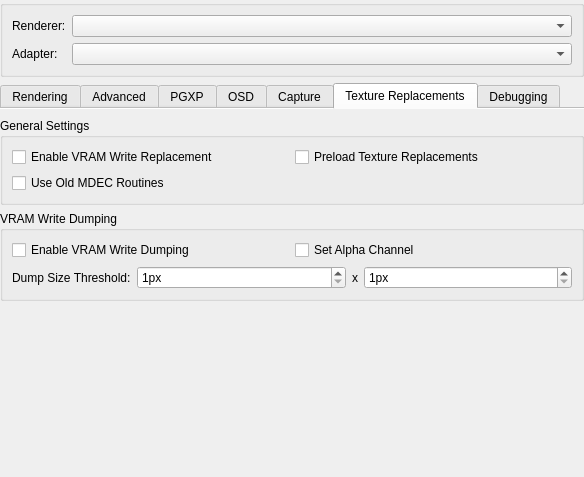
Old version of the form src/duckstation-qt/graphicssettingswidget.ui in the repository kofxi3584karlayang/duckstation.
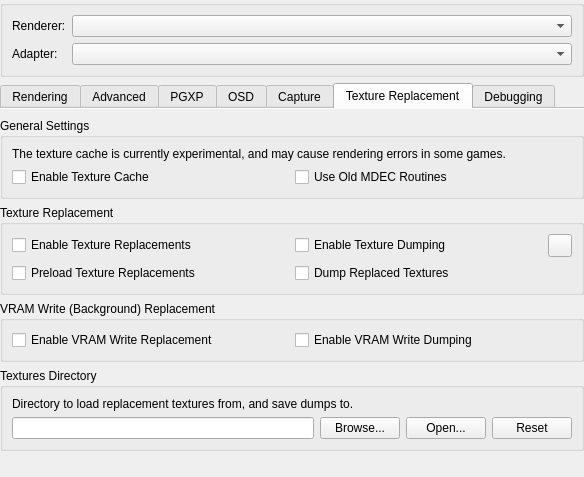
New version of the form. The open tabs and pages were chosen to show the change. Icons and pictures are not drawn.

Commit message: GPU: Add hardware texture cache

Diff of the .ui file:
```diff
--- a/src/duckstation-qt/graphicssettingswidget.ui
+++ b/src/duckstation-qt/graphicssettingswidget.ui
@@ -1054,7 +1054,7 @@
      </widget>
      <widget class="QWidget" name="tabTextureReplacements">
       <attribute name="title">
-       <string>Texture Replacements</string>
+       <string>Texture Replacement</string>
       </attribute>
       <layout class="QVBoxLayout" name="verticalLayout_2">
        <property name="leftMargin">
@@ -1067,31 +1067,85 @@
         <number>0</number>
        </property>
        <item>
-        <widget class="QGroupBox" name="groupBox_5">
+        <widget class="QGroupBox" name="groupBox_12">
          <property name="title">
           <string>General Settings</string>
          </property>
+         <layout class="QGridLayout" name="gridLayout_9">
+          <item row="1" column="0">
+           <widget class="QCheckBox" name="enableTextureCache">
+            <property name="text">
+             <string>Enable Texture Cache</string>
+            </property>
+           </widget>
+          </item>
+          <item row="0" column="0" colspan="2">
+           <widget class="QLabel" name="label_4">
+            <property name="text">
+             <string>The texture cache is currently experimental, and may cause rendering errors in some games.</string>
+            </property>
+            <property name="wordWrap">
+             <bool>true</bool>
+            </property>
+           </widget>
+          </item>
+          <item row="1" column="1">
+           <widget class="QCheckBox" name="useOldMDECRoutines">
+            <property name="text">
+             <string>Use Old MDEC Routines</string>
+            </property>
+           </widget>
+          </item>
+         </layout>
+        </widget>
+       </item>
+       <item>
+        <widget class="QGroupBox" name="groupBox_5">
+         <property name="title">
+          <string>Texture Replacement</string>
+         </property>
          <layout class="QFormLayout" name="formLayout_8">
           <item row="0" column="0" colspan="2">
-           <layout class="QGridLayout" name="gridLayout_6">
+           <layout class="QGridLayout" name="gridLayout_6" columnstretch="1,1">
             <item row="0" column="0">
-             <widget class="QCheckBox" name="vramWriteReplacement">
+             <widget class="QCheckBox" name="enableTextureReplacements">
               <property name="text">
-               <string>Enable VRAM Write Replacement</string>
+               <string>Enable Texture Replacements</string>
               </property>
              </widget>
             </item>
-            <item row="0" column="1">
+            <item row="1" column="0">
              <widget class="QCheckBox" name="preloadTextureReplacements">
               <property name="text">
                <string>Preload Texture Replacements</string>
               </property>
              </widget>
             </item>
-            <item row="1" column="0">
-             <widget class="QCheckBox" name="useOldMDECRoutines">
+            <item row="2" column="1">
+             <layout class="QHBoxLayout" name="horizontalLayout_4"/>
+            </item>
+            <item row="0" column="1">
+             <layout class="QHBoxLayout" name="horizontalLayout_6">
+              <item>
+               <widget class="QCheckBox" name="enableTextureDumping">
+                <property name="text">
+                 <string>Enable Texture Dumping</string>
+                </property>
+               </widget>
+              </item>
+              <item>
+               <widget class="QToolButton" name="textureReplacementOptions">
+                <property name="icon">
+                 <iconset theme="settings-3-line"/>
+                </property>
+               </widget>
+              </item>
+             </layout>
+            </item>
+            <item row="1" column="1">
+             <widget class="QCheckBox" name="dumpReplacedTextures">
               <property name="text">
-               <string>Use Old MDEC Routines</string>
+               <string>Dump Replaced Textures</string>
               </property>
              </widget>
             </item>
@@ -1103,70 +1157,66 @@
        <item>
         <widget class="QGroupBox" name="groupBox_4">
          <property name="title">
-          <string>VRAM Write Dumping</string>
+          <string>VRAM Write (Background) Replacement</string>
          </property>
          <layout class="QFormLayout" name="formLayout_9">
           <item row="0" column="0" colspan="2">
            <layout class="QGridLayout" name="gridLayout_7">
             <item row="0" column="0">
+             <widget class="QCheckBox" name="vramWriteReplacement">
+              <property name="text">
+               <string>Enable VRAM Write Replacement</string>
+              </property>
+             </widget>
+            </item>
+            <item row="0" column="1">
              <widget class="QCheckBox" name="vramWriteDumping">
               <property name="text">
                <string>Enable VRAM Write Dumping</string>
               </property>
              </widget>
             </item>
-            <item row="0" column="1">
-             <widget class="QCheckBox" name="setVRAMWriteAlphaChannel">
-              <property name="text">
-               <string>Set Alpha Channel</string>
-              </property>
-             </widget>
-            </item>
            </layout>
           </item>
-          <item row="1" column="0">
-           <widget class="QLabel" name="vramWriteDumpThresholdLabel">
+         </layout>
+        </widget>
+       </item>
+       <item>
+        <widget class="QGroupBox" name="texturesDirectoryGroup">
+         <property name="title">
+          <string>Textures Directory</string>
+         </property>
+         <layout class="QGridLayout" name="gridLayout_10">
+          <item row="1" column="2">
+           <widget class="QPushButton" name="texturesDirectoryOpen">
             <property name="text">
-             <string>Dump Size Threshold:</string>
+             <string>Open...</string>
+            </property>
+           </widget>
+          </item>
+          <item row="0" column="0" colspan="4">
+           <widget class="QLabel" name="texturesDirectoryLabel">
+            <property name="text">
+             <string>Directory to load replacement textures from, and save dumps to.</string>
             </property>
            </widget>
           </item>
           <item row="1" column="1">
-           <layout class="QHBoxLayout" name="horizontalLayout_6" stretch="1,0,1">
-            <item>
-             <widget class="QSpinBox" name="minDumpedVRAMWriteWidth">
-              <property name="suffix">
-               <string>px</string>
-              </property>
-              <property name="minimum">
-               <number>1</number>
-              </property>
-              <property name="maximum">
-               <number>1024</number>
-              </property>
-             </widget>
-            </item>
-            <item>
-             <widget class="QLabel" name="vramWriteDumpThresholdSeparator">
-              <property name="text">
-               <string>x</string>
-              </property>
-             </widget>
-            </item>
-            <item>
-             <widget class="QSpinBox" name="minDumpedVRAMWriteHeight">
-              <property name="suffix">
-               <string>px</string>
-              </property>
-              <property name="minimum">
-               <number>1</number>
-              </property>
-              <property name="maximum">
-               <number>512</number>
-              </property>
-             </widget>
-            </item>
-           </layout>
+           <widget class="QPushButton" name="texturesDirectoryBrowse">
+            <property name="text">
+             <string>Browse...</string>
+            </property>
+           </widget>
+          </item>
+          <item row="1" column="0">
+           <widget class="QLineEdit" name="texturesDirectory"/>
+          </item>
+          <item row="1" column="3">
+           <widget class="QPushButton" name="texturesDirectoryReset">
+            <property name="text">
+             <string>Reset</string>
+            </property>
+           </widget>
           </item>
          </layout>
         </widget>
```
Left out of the diff: 2 changed lines with no effect on the pictures. The commit also changes 35 other files.
